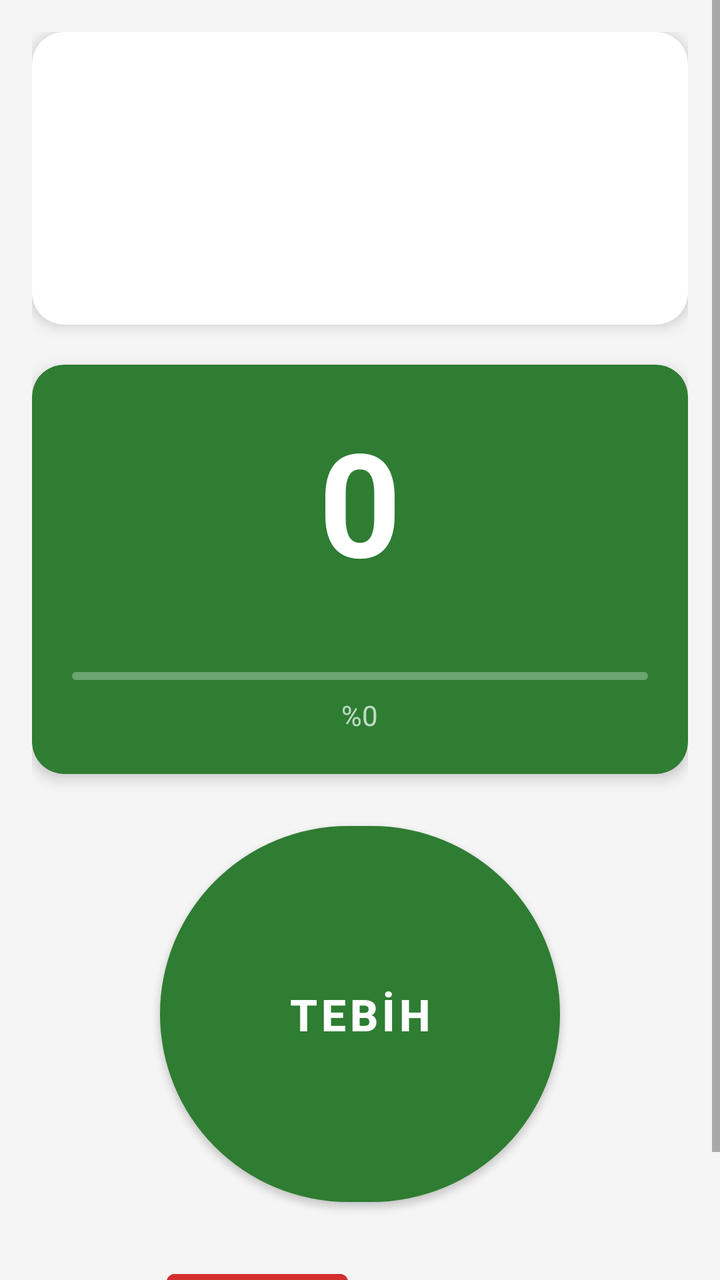
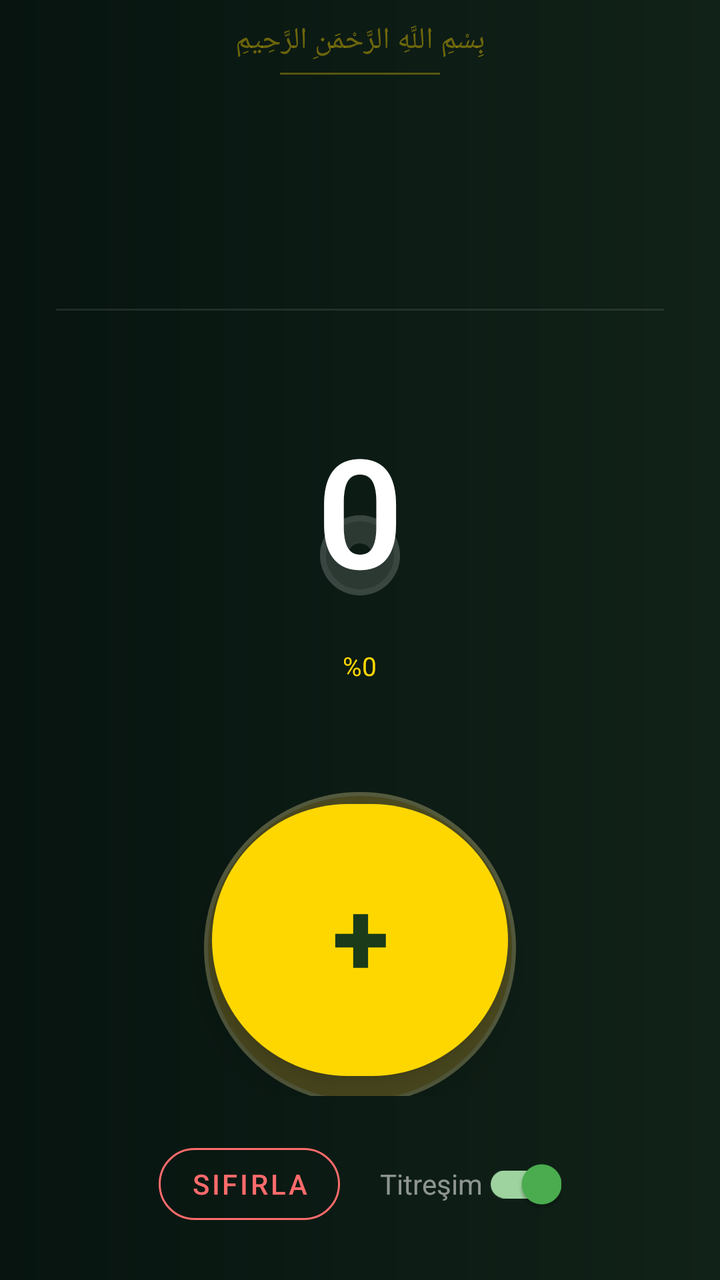

The first picture is an Android layout as it rendered before a commit; the second is the same layout after the commit. The layout source and the unified diff follow.
<!-- AndroidManifest.xml: application theme Theme.IbadetApp -->
<!-- res/layout/fragment_zikir_counter.xml -->
<?xml version="1.0" encoding="utf-8"?>
<ScrollView
    xmlns:android="http://schemas.android.com/apk/res/android"
    xmlns:app="http://schemas.android.com/apk/res-auto"
    android:layout_width="match_parent"
    android:layout_height="match_parent"
    android:background="@color/background_light"
    android:fillViewport="true">

    <LinearLayout
        android:layout_width="match_parent"
        android:layout_height="wrap_content"
        android:orientation="vertical"
        android:padding="16dp"
        android:gravity="center_horizontal">

        
        <com.google.android.material.card.MaterialCardView
            android:layout_width="match_parent"
            android:layout_height="wrap_content"
            android:layout_marginBottom="20dp"
            app:cardCornerRadius="16dp"
            app:cardElevation="4dp"
            app:cardBackgroundColor="@color/white">

            <LinearLayout
                android:layout_width="match_parent"
                android:layout_height="wrap_content"
                android:orientation="vertical"
                android:padding="20dp"
                android:gravity="center">

                <TextView
                    android:id="@+id/tv_zikir_arabic"
                    android:layout_width="match_parent"
                    android:layout_height="wrap_content"
                    android:textSize="32sp"
                    android:textColor="@color/text_primary"
                    android:gravity="center"
                    android:textDirection="rtl"
                    android:fontFamily="@font/arabic_font"
                    android:lineSpacingMultiplier="1.8"
                    android:layout_marginBottom="12dp" />

                <TextView
                    android:id="@+id/tv_zikir_translit"
                    android:layout_width="wrap_content"
                    android:layout_height="wrap_content"
                    android:textSize="18sp"
                    android:textStyle="bold"
                    android:textColor="@color/green_primary"
                    android:layout_marginBottom="8dp" />

                <TextView
                    android:id="@+id/tv_zikir_turkish"
                    android:layout_width="match_parent"
                    android:layout_height="wrap_content"
                    android:textSize="14sp"
                    android:textColor="@color/text_secondary"
                    android:gravity="center"
                    android:lineSpacingMultiplier="1.4" />

            </LinearLayout>
        </com.google.android.material.card.MaterialCardView>

        
        <com.google.android.material.card.MaterialCardView
            android:layout_width="match_parent"
            android:layout_height="wrap_content"
            android:layout_marginBottom="20dp"
            app:cardCornerRadius="16dp"
            app:cardElevation="4dp"
            app:cardBackgroundColor="@color/green_primary">

            <LinearLayout
                android:layout_width="match_parent"
                android:layout_height="wrap_content"
                android:orientation="vertical"
                android:padding="20dp"
                android:gravity="center">

                <TextView
                    android:id="@+id/tv_current_count"
                    android:layout_width="wrap_content"
                    android:layout_height="wrap_content"
                    android:textSize="72sp"
                    android:textStyle="bold"
                    android:textColor="@color/white"
                    android:text="0" />

                <TextView
                    android:id="@+id/tv_target_count"
                    android:layout_width="wrap_content"
                    android:layout_height="wrap_content"
                    android:textSize="16sp"
                    android:textColor="@color/white_70"
                    android:layout_marginTop="4dp" />

                <com.google.android.material.progressindicator.LinearProgressIndicator
                    android:id="@+id/progress_bar"
                    android:layout_width="match_parent"
                    android:layout_height="wrap_content"
                    android:layout_marginTop="12dp"
                    app:trackColor="@color/white_30"
                    app:indicatorColor="@color/white"
                    app:trackCornerRadius="4dp" />

                <TextView
                    android:id="@+id/tv_progress"
                    android:layout_width="wrap_content"
                    android:layout_height="wrap_content"
                    android:textSize="14sp"
                    android:textColor="@color/white_70"
                    android:layout_marginTop="8dp"
                    android:text="%0" />

            </LinearLayout>
        </com.google.android.material.card.MaterialCardView>

        
        <com.google.android.material.button.MaterialButton
            android:id="@+id/btn_count"
            android:layout_width="200dp"
            android:layout_height="200dp"
            android:text="TEBİH"
            android:textSize="22sp"
            android:textStyle="bold"
            android:textColor="@color/white"
            app:backgroundTint="@color/green_primary"
            app:cornerRadius="100dp"
            android:layout_marginBottom="24dp"
            android:elevation="8dp" />

        
        <LinearLayout
            android:layout_width="match_parent"
            android:layout_height="wrap_content"
            android:orientation="horizontal"
            android:gravity="center"
            android:layout_marginBottom="16dp">

            <com.google.android.material.button.MaterialButton
                android:id="@+id/btn_reset"
                android:layout_width="wrap_content"
                android:layout_height="wrap_content"
                android:text="Sıfırla"
                android:layout_marginEnd="12dp"
                app:backgroundTint="@color/error_color"
                style="@style/Widget.MaterialComponents.Button.OutlinedButton"
                app:strokeColor="@color/error_color"
                android:textColor="@color/error_color" />

            <com.google.android.material.switchmaterial.SwitchMaterial
                android:id="@+id/btn_vibration"
                android:layout_width="wrap_content"
                android:layout_height="wrap_content"
                android:text="Titreşim"
                android:checked="true"
                android:textColor="@color/text_secondary" />

        </LinearLayout>

    </LinearLayout>
</ScrollView>
<!-- resources referenced by this layout -->
<resources>
  <color name="background_light">#F5F5F5</color>
  <color name="error_color">#D32F2F</color>
  <color name="green_primary">#2E7D32</color>
  <color name="text_primary">#212121</color>
  <color name="text_secondary">#757575</color>
  <color name="white">#FFFFFF</color>
  <color name="white_30">#4DFFFFFF</color>
  <color name="white_70">#B3FFFFFF</color>
  <style name="Theme.IbadetApp" parent="Theme.MaterialComponents.DayNight.DarkActionBar">
          <item name="colorPrimary">@color/green_primary</item>
          <item name="colorPrimaryDark">@color/green_dark</item>
          <item name="colorAccent">@color/green_light</item>
          <item name="colorPrimaryVariant">@color/green_dark</item>
          <item name="colorOnPrimary">@color/white</item>
          <item name="colorSecondary">@color/green_light</item>
          <item name="colorOnSecondary">@color/white</item>
          <item name="android:statusBarColor">@color/green_dark</item>
          <item name="android:navigationBarColor">@color/white</item>
          <item name="windowActionBar">false</item>
          <item name="windowNoTitle">true</item>
      </style>
  <color name="green_dark">#1B5E20</color>
  <color name="green_light">#4CAF50</color>
</resources>

<!-- the commit's change to res/layout/fragment_zikir_counter.xml (unified diff, before → after) -->
@@ -1,164 +1,213 @@
 <?xml version="1.0" encoding="utf-8"?>
-<ScrollView
+<LinearLayout
     xmlns:android="http://schemas.android.com/apk/res/android"
     xmlns:app="http://schemas.android.com/apk/res-auto"
     android:layout_width="match_parent"
     android:layout_height="match_parent"
-    android:background="@color/background_light"
-    android:fillViewport="true">
-
+    android:orientation="vertical"
+    android:background="@drawable/bg_tesbih_gradient">
+
+    
+    <TextView
+        android:layout_width="match_parent"
+        android:layout_height="wrap_content"
+        android:text="بِسْمِ اللَّهِ الرَّحْمَنِ الرَّحِيمِ"
+        android:textSize="15sp"
+        android:textColor="#66FFD700"
+        android:gravity="center"
+        android:paddingTop="10dp"
+        android:paddingBottom="6dp"
+        android:fontFamily="@font/arabic_font"
+        android:textDirection="rtl" />
+
+    
+    <View
+        android:layout_width="80dp"
+        android:layout_height="1dp"
+        android:background="#50FFD700"
+        android:layout_gravity="center_horizontal"
+        android:layout_marginBottom="10dp" />
+
+    
     <LinearLayout
         android:layout_width="match_parent"
         android:layout_height="wrap_content"
         android:orientation="vertical"
-        android:padding="16dp"
-        android:gravity="center_horizontal">
+        android:paddingHorizontal="28dp"
+        android:paddingBottom="10dp"
+        android:gravity="center">
+
+        <TextView
+            android:id="@+id/tv_zikir_arabic"
+            android:layout_width="match_parent"
+            android:layout_height="wrap_content"
+            android:textSize="30sp"
+            android:textColor="#FFFFFF"
+            android:gravity="center"
+            android:textDirection="rtl"
+            android:fontFamily="@font/arabic_font"
+            android:lineSpacingMultiplier="1.8" />
+
+        <TextView
+            android:id="@+id/tv_zikir_translit"
+            android:layout_width="wrap_content"
+            android:layout_height="wrap_content"
+            android:textSize="20sp"
+            android:textStyle="bold"
+            android:textColor="#FFD700"
+            android:layout_marginTop="8dp"
+            android:letterSpacing="0.04" />
+
+        <TextView
+            android:id="@+id/tv_zikir_turkish"
+            android:layout_width="match_parent"
+            android:layout_height="wrap_content"
+            android:textSize="13sp"
+            android:textColor="#88FFFFFF"
+            android:gravity="center"
+            android:layout_marginTop="4dp"
+            android:lineSpacingMultiplier="1.4" />
+
+    </LinearLayout>
+
+    
+    <View
+        android:layout_width="match_parent"
+        android:layout_height="1dp"
+        android:background="#18FFFFFF"
+        android:layout_marginHorizontal="28dp"
+        android:layout_marginBottom="12dp" />
+
+    
+    <FrameLayout
+        android:layout_width="match_parent"
+        android:layout_height="0dp"
+        android:layout_weight="1"
+        android:gravity="center">
 
         
-        <com.google.android.material.card.MaterialCardView
-            android:layout_width="match_parent"
-            android:layout_height="wrap_content"
-            android:layout_marginBottom="20dp"
-            app:cardCornerRadius="16dp"
-            app:cardElevation="4dp"
-            app:cardBackgroundColor="@color/white">
-
-            <LinearLayout
-                android:layout_width="match_parent"
+        <com.google.android.material.progressindicator.CircularProgressIndicator
+            android:layout_width="240dp"
+            android:layout_height="240dp"
+            android:layout_gravity="center"
+            app:trackThickness="3dp"
+            app:indicatorColor="#20FFD700"
+            app:trackColor="#10FFFFFF"
+            android:progress="100" />
+
+        
+        <com.google.android.material.progressindicator.CircularProgressIndicator
+            android:id="@+id/progress_bar"
+            android:layout_width="210dp"
+            android:layout_height="210dp"
+            android:layout_gravity="center"
+            app:trackThickness="14dp"
+            app:indicatorColor="#FFD700"
+            app:trackColor="#22FFFFFF"
+            app:trackCornerRadius="7dp" />
+
+        
+        <LinearLayout
+            android:layout_width="wrap_content"
+            android:layout_height="wrap_content"
+            android:layout_gravity="center"
+            android:orientation="vertical"
+            android:gravity="center">
+
+            <TextView
+                android:id="@+id/tv_current_count"
+                android:layout_width="wrap_content"
                 android:layout_height="wrap_content"
-                android:orientation="vertical"
-                android:padding="20dp"
-                android:gravity="center">
-
-                <TextView
-                    android:id="@+id/tv_zikir_arabic"
-                    android:layout_width="match_parent"
-                    android:layout_height="wrap_content"
-                    android:textSize="32sp"
-                    android:textColor="@color/text_primary"
-                    android:gravity="center"
-                    android:textDirection="rtl"
-                    android:fontFamily="@font/arabic_font"
-                    android:lineSpacingMultiplier="1.8"
-                    android:layout_marginBottom="12dp" />
-
-                <TextView
-                    android:id="@+id/tv_zikir_translit"
-                    android:layout_width="wrap_content"
-                    android:layout_height="wrap_content"
-                    android:textSize="18sp"
-                    android:textStyle="bold"
-                    android:textColor="@color/green_primary"
-                    android:layout_marginBottom="8dp" />
-
-                <TextView
-                    android:id="@+id/tv_zikir_turkish"
-                    android:layout_width="match_parent"
-                    android:layout_height="wrap_content"
-                    android:textSize="14sp"
-                    android:textColor="@color/text_secondary"
-                    android:gravity="center"
-                    android:lineSpacingMultiplier="1.4" />
-
-            </LinearLayout>
-        </com.google.android.material.card.MaterialCardView>
-
-        
-        <com.google.android.material.card.MaterialCardView
-            android:layout_width="match_parent"
-            android:layout_height="wrap_content"
-            android:layout_marginBottom="20dp"
-            app:cardCornerRadius="16dp"
-            app:cardElevation="4dp"
-            app:cardBackgroundColor="@color/green_primary">
-
-            <LinearLayout
-                android:layout_width="match_parent"
+                android:textSize="76sp"
+                android:textStyle="bold"
+                android:textColor="#FFFFFF"
+                android:fontFamily="sans-serif-light"
+                android:text="0"
+                android:includeFontPadding="false" />
+
+            <TextView
+                android:id="@+id/tv_target_count"
+                android:layout_width="wrap_content"
                 android:layout_height="wrap_content"
-                android:orientation="vertical"
-                android:padding="20dp"
-                android:gravity="center">
-
-                <TextView
-                    android:id="@+id/tv_current_count"
-                    android:layout_width="wrap_content"
-                    android:layout_height="wrap_content"
-                    android:textSize="72sp"
-                    android:textStyle="bold"
-                    android:textColor="@color/white"
-                    android:text="0" />
-
-                <TextView
-                    android:id="@+id/tv_target_count"
-                    android:layout_width="wrap_content"
-                    android:layout_height="wrap_content"
-                    android:textSize="16sp"
-                    android:textColor="@color/white_70"
-                    android:layout_marginTop="4dp" />
-
-                <com.google.android.material.progressindicator.LinearProgressIndicator
-                    android:id="@+id/progress_bar"
-                    android:layout_width="match_parent"
-                    android:layout_height="wrap_content"
-                    android:layout_marginTop="12dp"
-                    app:trackColor="@color/white_30"
-                    app:indicatorColor="@color/white"
-                    app:trackCornerRadius="4dp" />
-
-                <TextView
-                    android:id="@+id/tv_progress"
-                    android:layout_width="wrap_content"
-                    android:layout_height="wrap_content"
-                    android:textSize="14sp"
-                    android:textColor="@color/white_70"
-                    android:layout_marginTop="8dp"
-                    android:text="%0" />
-
-            </LinearLayout>
-        </com.google.android.material.card.MaterialCardView>
-
-        
+                android:textSize="14sp"
+                android:textColor="#88FFFFFF"
+                android:gravity="center" />
+
+            <TextView
+                android:id="@+id/tv_progress"
+                android:layout_width="wrap_content"
+                android:layout_height="wrap_content"
+                android:textSize="13sp"
+                android:textColor="#FFD700"
+                android:text="%0"
+                android:layout_marginTop="2dp" />
+
+        </LinearLayout>
+    </FrameLayout>
+
+    
+    <FrameLayout
+        android:layout_width="match_parent"
+        android:layout_height="wrap_content"
+        android:gravity="center"
+        android:layout_marginTop="4dp"
+        android:layout_marginBottom="16dp">
+
+        <View
+            android:layout_width="156dp"
+            android:layout_height="156dp"
+            android:layout_gravity="center"
+            android:background="@drawable/bg_button_gold"
+            android:alpha="0.3"
+            android:translationY="4dp" />
+
         <com.google.android.material.button.MaterialButton
             android:id="@+id/btn_count"
-            android:layout_width="200dp"
-            android:layout_height="200dp"
-            android:text="TEBİH"
-            android:textSize="22sp"
+            android:layout_width="148dp"
+            android:layout_height="148dp"
+            android:layout_gravity="center"
+            android:text="+"
+            android:textSize="52sp"
+            android:textColor="#1A3A1A"
             android:textStyle="bold"
-            android:textColor="@color/white"
-            app:backgroundTint="@color/green_primary"
-            app:cornerRadius="100dp"
-            android:layout_marginBottom="24dp"
-            android:elevation="8dp" />
-
-        
-        <LinearLayout
-            android:layout_width="match_parent"
-            android:layout_height="wrap_content"
-            android:orientation="horizontal"
-            android:gravity="center"
-            android:layout_marginBottom="16dp">
-
-            <com.google.android.material.button.MaterialButton
-                android:id="@+id/btn_reset"
-                android:layout_width="wrap_content"
-                android:layout_height="wrap_content"
-                android:text="Sıfırla"
-                android:layout_marginEnd="12dp"
-                app:backgroundTint="@color/error_color"
-                style="@style/Widget.MaterialComponents.Button.OutlinedButton"
-                app:strokeColor="@color/error_color"
-                android:textColor="@color/error_color" />
-
-            <com.google.android.material.switchmaterial.SwitchMaterial
-                android:id="@+id/btn_vibration"
-                android:layout_width="wrap_content"
-                android:layout_height="wrap_content"
-                android:text="Titreşim"
-                android:checked="true"
-                android:textColor="@color/text_secondary" />
-
-        </LinearLayout>
+            app:backgroundTint="#FFD700"
+            app:cornerRadius="74dp"
+            android:elevation="12dp"
+            android:stateListAnimator="@null"
+            android:includeFontPadding="false" />
+
+    </FrameLayout>
+
+    
+    <LinearLayout
+        android:layout_width="match_parent"
+        android:layout_height="wrap_content"
+        android:orientation="horizontal"
+        android:gravity="center"
+        android:paddingHorizontal="28dp"
+        android:paddingBottom="24dp"
+        android:paddingTop="4dp">
+
+        <com.google.android.material.button.MaterialButton
+            android:id="@+id/btn_reset"
+            style="@style/Widget.MaterialComponents.Button.OutlinedButton"
+            android:layout_width="wrap_content"
+            android:layout_height="wrap_content"
+            android:text="Sıfırla"
+            android:textColor="#FF6B6B"
+            android:layout_marginEnd="20dp"
+            app:strokeColor="#FF6B6B"
+            app:backgroundTint="@android:color/transparent"
+            app:cornerRadius="20dp" />
+
+        <com.google.android.material.switchmaterial.SwitchMaterial
+            android:id="@+id/btn_vibration"
+            android:layout_width="wrap_content"
+            android:layout_height="wrap_content"
+            android:text="Titreşim"
+            android:checked="true"
+            android:textColor="#88FFFFFF" />
 
     </LinearLayout>
-</ScrollView>
+
+</LinearLayout>
<!-- resource entries referenced after the edit -->
@@ -1,13 +1,31 @@
 <!-- resources referenced by this layout -->
 <resources>
-  <color name="background_light">#F5F5F5</color>
-  <color name="error_color">#D32F2F</color>
+  <!-- drawable bg_button_gold (drawable) -->
+  <?xml version="1.0" encoding="utf-8"?>
+  <shape xmlns:android="http://schemas.android.com/apk/res/android"
+      android:shape="oval">
+      <gradient
+          android:type="radial"
+          android:gradientRadius="100%"
+          android:startColor="#FFE066"
+          android:endColor="#C8960C" />
+      <stroke
+          android:width="2dp"
+          android:color="#FFF0A0" />
+  </shape>
+  <!-- drawable bg_tesbih_gradient (drawable) -->
+  <?xml version="1.0" encoding="utf-8"?>
+  <shape xmlns:android="http://schemas.android.com/apk/res/android">
+      <gradient
+          android:type="linear"
+          android:angle="180"
+          android:startColor="#112218"
+          android:endColor="#071410" />
+  </shape>
   <color name="green_primary">#2E7D32</color>
-  <color name="text_primary">#212121</color>
-  <color name="text_secondary">#757575</color>
   <color name="white">#FFFFFF</color>
-  <color name="white_30">#4DFFFFFF</color>
-  <color name="white_70">#B3FFFFFF</color>
+  <color name="premium_bg_dark">#071410</color>
+  <color name="premium_bg_mid">#112218</color>
   <style name="Theme.IbadetApp" parent="Theme.MaterialComponents.DayNight.DarkActionBar">
           <item name="colorPrimary">@color/green_primary</item>
           <item name="colorPrimaryDark">@color/green_dark</item>
@@ -16,8 +34,8 @@
           <item name="colorOnPrimary">@color/white</item>
           <item name="colorSecondary">@color/green_light</item>
           <item name="colorOnSecondary">@color/white</item>
-          <item name="android:statusBarColor">@color/green_dark</item>
-          <item name="android:navigationBarColor">@color/white</item>
+          <item name="android:statusBarColor">@color/premium_bg_dark</item>
+          <item name="android:navigationBarColor">@color/premium_bg_mid</item>
           <item name="windowActionBar">false</item>
           <item name="windowNoTitle">true</item>
       </style>
